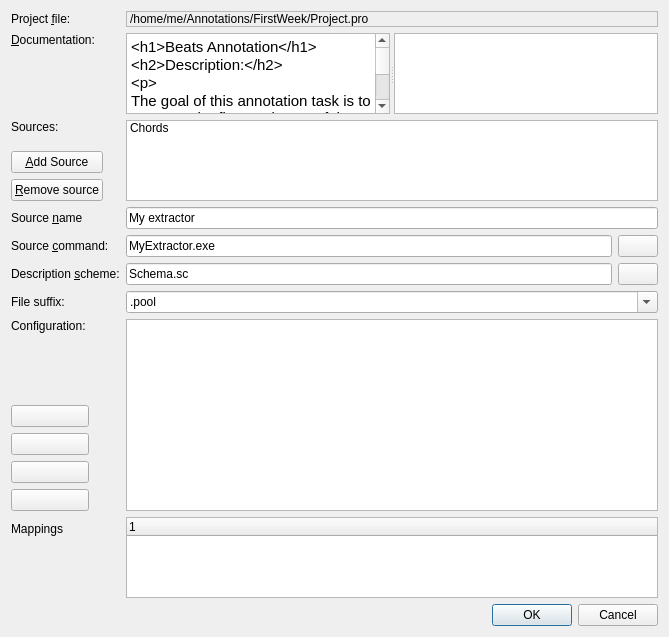
This is Annotator/src/ProjectEditor.ui in clam-project/clam as Qt 5 draws it before an edit. The edited form follows.
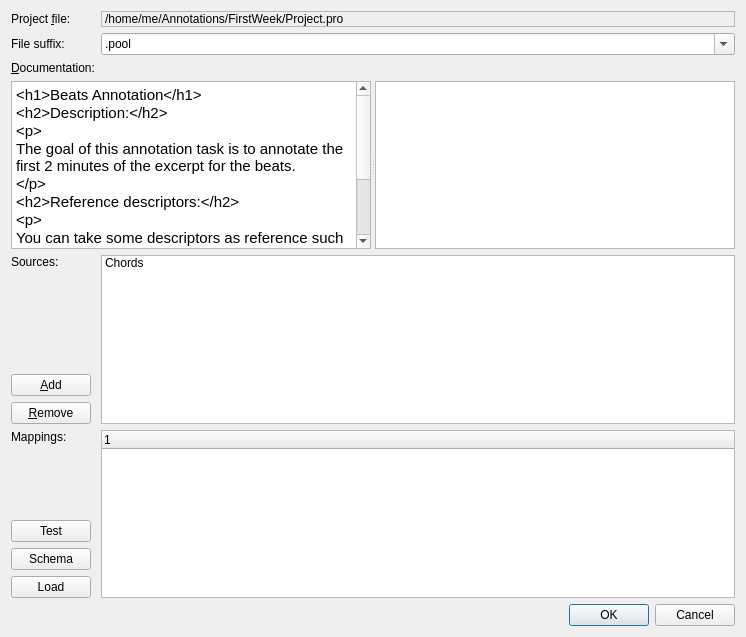
This is the edited form. Icons and pictures are not drawn. Custom widgets are drawn as their Qt base class.

Commit message: * Annotator: New project editor, just needs call the new extractor

The edit to the form file:
```diff
--- a/Annotator/src/ProjectEditor.ui
+++ b/Annotator/src/ProjectEditor.ui
@@ -6,7 +6,7 @@
    <rect>
     <x>0</x>
     <y>0</y>
-    <width>669</width>
+    <width>746</width>
     <height>637</height>
    </rect>
   </property>
@@ -50,6 +50,34 @@
     </widget>
    </item>
    <item row="1" column="0">
+    <widget class="QLabel" name="label_4">
+     <property name="text">
+      <string>File suffix:</string>
+     </property>
+     <property name="buddy">
+      <cstring>suffix</cstring>
+     </property>
+    </widget>
+   </item>
+   <item row="1" column="1">
+    <widget class="QComboBox" name="suffix">
+     <property name="sizePolicy">
+      <sizepolicy hsizetype="MinimumExpanding" vsizetype="Fixed">
+       <horstretch>0</horstretch>
+       <verstretch>0</verstretch>
+      </sizepolicy>
+     </property>
+     <property name="editable">
+      <bool>true</bool>
+     </property>
+     <item>
+      <property name="text">
+       <string>.pool</string>
+      </property>
+     </item>
+    </widget>
+   </item>
+   <item row="2" column="0">
     <widget class="QLabel" name="label">
      <property name="text">
       <string>&amp;Documentation:</string>
@@ -62,7 +90,7 @@
      </property>
     </widget>
    </item>
-   <item row="1" column="1">
+   <item row="3" column="0" colspan="2">
     <widget class="QSplitter" name="splitter">
      <property name="orientation">
       <enum>Qt::Horizontal</enum>
@@ -92,7 +120,7 @@
      <widget class="QTextBrowser" name="htmlPreview"/>
     </widget>
    </item>
-   <item row="2" column="0">
+   <item row="4" column="0">
     <layout class="QVBoxLayout" name="verticalLayout_2">
      <item>
       <widget class="QLabel" name="label_8">
@@ -120,7 +148,7 @@
      <item>
       <widget class="QPushButton" name="newSourceButton">
        <property name="text">
-        <string>&amp;Add Source</string>
+        <string>&amp;Add</string>
        </property>
        <property name="icon">
         <iconset resource="images.qrc">
@@ -131,7 +159,7 @@
      <item>
       <widget class="QPushButton" name="removeSource">
        <property name="text">
-        <string>&amp;Remove source</string>
+        <string>&amp;Remove</string>
        </property>
        <property name="icon">
         <iconset resource="images.qrc">
@@ -141,7 +169,7 @@
      </item>
     </layout>
    </item>
-   <item row="2" column="1">
+   <item row="4" column="1">
     <widget class="QListWidget" name="sources">
      <item>
       <property name="text">
@@ -150,120 +178,18 @@
      </item>
     </widget>
    </item>
-   <item row="3" column="1">
-    <widget class="QLineEdit" name="sourceName">
-     <property name="text">
-      <string>My extractor</string>
-     </property>
-    </widget>
-   </item>
-   <item row="4" column="0">
-    <widget class="QLabel" name="label_3">
-     <property name="text">
-      <string>Source &amp;command:</string>
-     </property>
-     <property name="buddy">
-      <cstring>extractor</cstring>
-     </property>
-    </widget>
-   </item>
-   <item row="4" column="1">
-    <layout class="QHBoxLayout">
-     <property name="spacing">
-      <number>6</number>
-     </property>
-     <property name="margin">
-      <number>0</number>
-     </property>
-     <item>
-      <widget class="QLineEdit" name="extractor">
-       <property name="text">
-        <string>MyExtractor.exe</string>
-       </property>
-      </widget>
-     </item>
-     <item>
-      <widget class="QPushButton" name="extractorBrowseButton">
-       <property name="icon">
-        <iconset resource="images.qrc">
-         <normaloff>:/icons/images/fileopen.png</normaloff>:/icons/images/fileopen.png</iconset>
-       </property>
-      </widget>
-     </item>
-    </layout>
-   </item>
    <item row="5" column="0">
-    <widget class="QLabel" name="label_2">
-     <property name="text">
-      <string>Description &amp;scheme:</string>
-     </property>
-     <property name="buddy">
-      <cstring>schemaBrowseButton</cstring>
-     </property>
-    </widget>
-   </item>
-   <item row="5" column="1">
-    <layout class="QHBoxLayout">
-     <property name="spacing">
-      <number>6</number>
-     </property>
-     <property name="margin">
-      <number>0</number>
-     </property>
-     <item>
-      <widget class="QLineEdit" name="schema">
-       <property name="text">
-        <string>Schema.sc</string>
-       </property>
-       <property name="readOnly">
-        <bool>true</bool>
-       </property>
-      </widget>
-     </item>
-     <item>
-      <widget class="QPushButton" name="schemaBrowseButton">
-       <property name="icon">
-        <iconset resource="images.qrc">
-         <normaloff>:/icons/images/fileopen.png</normaloff>:/icons/images/fileopen.png</iconset>
-       </property>
-      </widget>
-     </item>
-    </layout>
-   </item>
-   <item row="6" column="0">
-    <widget class="QLabel" name="label_4">
-     <property name="text">
-      <string>File suffix:</string>
-     </property>
-     <property name="buddy">
-      <cstring>suffix</cstring>
-     </property>
-    </widget>
-   </item>
-   <item row="6" column="1">
-    <widget class="QComboBox" name="suffix">
-     <property name="sizePolicy">
-      <sizepolicy hsizetype="MinimumExpanding" vsizetype="Fixed">
-       <horstretch>0</horstretch>
-       <verstretch>0</verstretch>
-      </sizepolicy>
-     </property>
-     <property name="editable">
-      <bool>true</bool>
-     </property>
-     <item>
-      <property name="text">
-       <string>.pool</string>
-      </property>
-     </item>
-    </widget>
-   </item>
-   <item row="7" column="0">
     <layout class="QVBoxLayout" name="verticalLayout">
      <item>
-      <widget class="QLabel" name="label_7">
+      <widget class="QLabel" name="label_9">
+       <property name="sizePolicy">
+        <sizepolicy hsizetype="MinimumExpanding" vsizetype="Preferred">
+         <horstretch>0</horstretch>
+         <verstretch>0</verstretch>
+        </sizepolicy>
+       </property>
        <property name="text">
-        <string>Configuration: </string>
+        <string>Mappings:</string>
        </property>
        <property name="alignment">
         <set>Qt::AlignLeading|Qt::AlignLeft|Qt::AlignTop</set>
@@ -274,32 +200,26 @@
       </widget>
      </item>
      <item>
-      <widget class="QPushButton" name="loadConfigurationButton">
-       <property name="toolTip">
-        <string>Load config from a file</string>
+      <spacer name="verticalSpacer_2">
+       <property name="orientation">
+        <enum>Qt::Vertical</enum>
        </property>
-       <property name="icon">
-        <iconset resource="images.qrc">
-         <normaloff>:/icons/images/fileopen.png</normaloff>:/icons/images/fileopen.png</iconset>
+       <property name="sizeHint" stdset="0">
+        <size>
+         <width>20</width>
+         <height>40</height>
+        </size>
        </property>
-      </widget>
-     </item>
-     <item>
-      <widget class="QPushButton" name="graphicalEditButton">
-       <property name="toolTip">
-        <string>Edit the configuration file</string>
-       </property>
-       <property name="icon">
-        <iconset resource="images.qrc">
-         <normaloff>:/icons/images/edit.png</normaloff>:/icons/images/edit.png</iconset>
-       </property>
-      </widget>
+      </spacer>
      </item>
      <item>
       <widget class="QPushButton" name="testExtractorButton">
        <property name="toolTip">
         <string>Execute with a sample wave</string>
        </property>
+       <property name="text">
+        <string>Test</string>
+       </property>
        <property name="icon">
         <iconset resource="images.qrc">
          <normaloff>:/icons/images/gear.png</normaloff>:/icons/images/gear.png</iconset>
@@ -311,61 +231,41 @@
        <property name="toolTip">
         <string>View resulting schema</string>
        </property>
+       <property name="text">
+        <string>Schema</string>
+       </property>
        <property name="icon">
         <iconset resource="images.qrc">
          <normaloff>:/icons/images/view_tree.png</normaloff>:/icons/images/view_tree.png</iconset>
        </property>
       </widget>
      </item>
+     <item>
+      <widget class="QPushButton" name="loadConfigurationButton">
+       <property name="toolTip">
+        <string>Load config from a file</string>
+       </property>
+       <property name="text">
+        <string>Load</string>
+       </property>
+       <property name="icon">
+        <iconset resource="images.qrc">
+         <normaloff>:/icons/images/fileopen.png</normaloff>:/icons/images/fileopen.png</iconset>
+       </property>
+      </widget>
+     </item>
     </layout>
    </item>
-   <item row="7" column="1">
-    <widget class="QTextEdit" name="configurationInfo">
-     <property name="sizePolicy">
-      <sizepolicy hsizetype="Expanding" vsizetype="MinimumExpanding">
-       <horstretch>0</horstretch>
-       <verstretch>0</verstretch>
-      </sizepolicy>
-     </property>
-     <property name="html">
-      <string>&lt;!DOCTYPE HTML PUBLIC &quot;-//W3C//DTD HTML 4.0//EN&quot; &quot;http://www.w3.org/TR/REC-html40/strict.dtd&quot;&gt;
-&lt;html&gt;&lt;head&gt;&lt;meta name=&quot;qrichtext&quot; content=&quot;1&quot; /&gt;&lt;style type=&quot;text/css&quot;&gt;
-p, li { white-space: pre-wrap; }
-&lt;/style&gt;&lt;/head&gt;&lt;body style=&quot; font-family:'Bitstream Vera Sans'; font-size:11pt; font-weight:400; font-style:normal;&quot;&gt;
-&lt;p style=&quot;-qt-paragraph-type:empty; margin-top:0px; margin-bottom:0px; margin-left:0px; margin-right:0px; -qt-block-indent:0; text-indent:0px; font-family:'宋体'; font-size:9pt;&quot;&gt;&lt;/p&gt;&lt;/body&gt;&lt;/html&gt;</string>
-     </property>
-     <property name="acceptRichText">
-      <bool>false</bool>
-     </property>
-    </widget>
+   <item row="5" column="1">
+    <widget class="AggregationEditor" name="mappings"/>
    </item>
-   <item row="9" column="1">
+   <item row="6" column="0" colspan="2">
     <widget class="QDialogButtonBox" name="buttonBox">
      <property name="standardButtons">
       <set>QDialogButtonBox::Cancel|QDialogButtonBox::Ok</set>
      </property>
     </widget>
    </item>
-   <item row="3" column="0">
-    <widget class="QLabel" name="label_6">
-     <property name="text">
-      <string>Source &amp;name</string>
-     </property>
-     <property name="buddy">
-      <cstring>sourceName</cstring>
-     </property>
-    </widget>
-   </item>
-   <item row="8" column="1">
-    <widget class="AggregationEditor" name="mappings"/>
-   </item>
-   <item row="8" column="0">
-    <widget class="QLabel" name="label_9">
-     <property name="text">
-      <string>Mappings</string>
-     </property>
-    </widget>
-   </item>
   </layout>
  </widget>
  <customwidgets>
```
Left out of the diff: 10 changed lines with no effect on the pictures. The commit also changes 10 other files.
